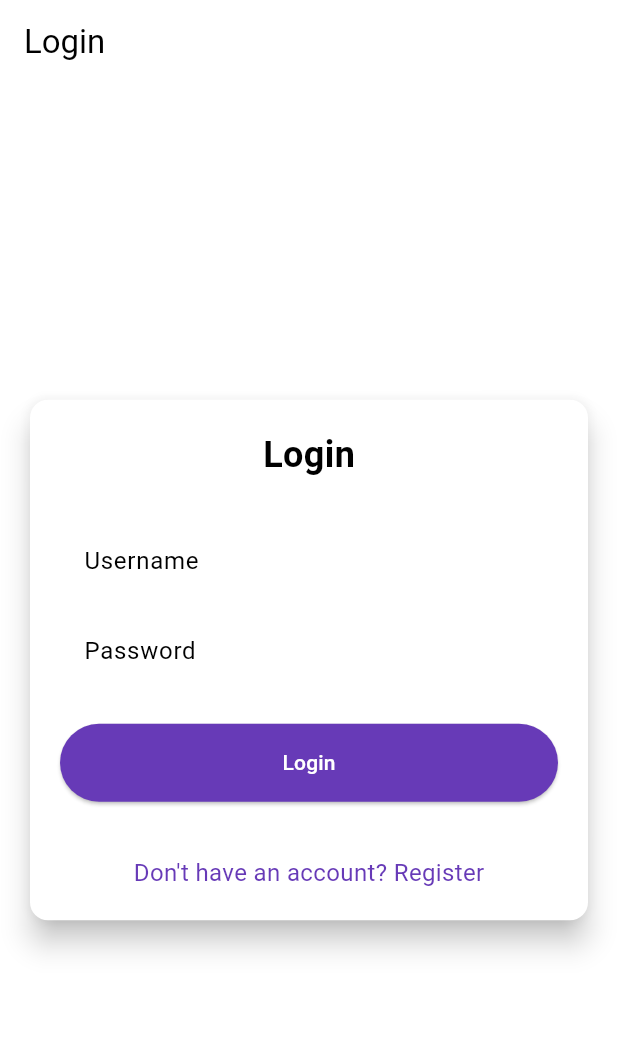
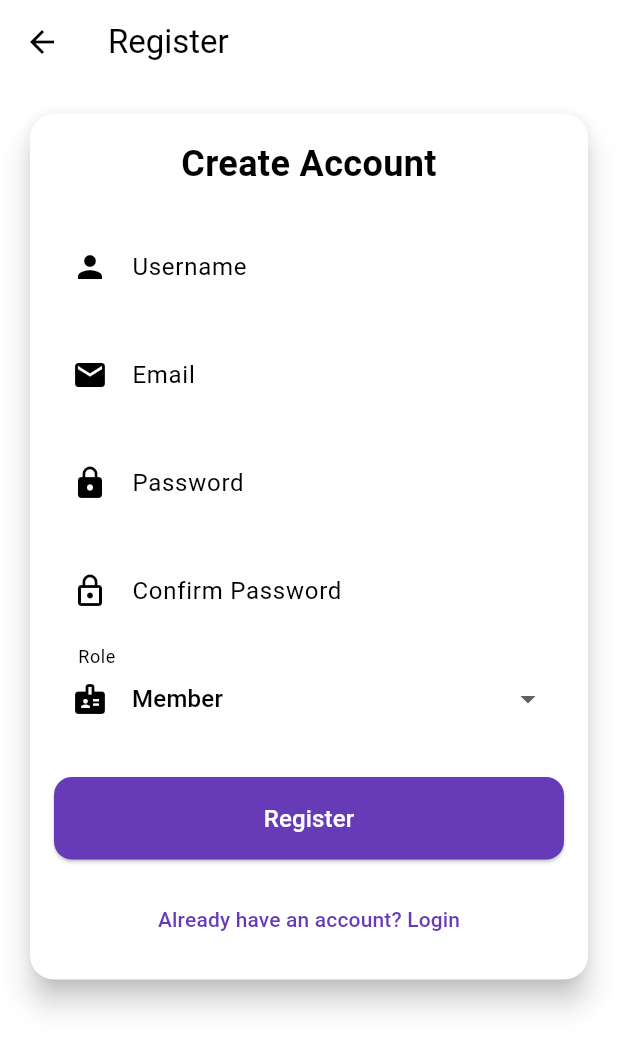
Before and after one commit to bang-bingung-bang/BiteTracker-Mobile, a Flutter app: the screen it shows after launch, after a tap on an icon or button, on a phone screen of 412 x 824 dp. Shown: the top 1050 px of the screen. Run offline on Flutter 3.47's test engine with Material 3 defaults, Android fonts, the phone set to English and light mode, and no system bars; our stand-ins replace google_fonts; missing offline and left inert: pbp_django_auth.

Commit message:
Menyelesaikan register.dart

```diff
--- a/lib/feature/authentication/pages/login.dart
+++ b/lib/feature/authentication/pages/login.dart
@@ -161,11 +161,11 @@ class _LoginPageState extends State<LoginPage> {
                   const SizedBox(height: 36.0),
                   GestureDetector(
                     onTap: () {
-                      // Navigator.push(
-                      //   context,
-                      //   MaterialPageRoute(
-                      //       builder: (context) => const RegisterPage()),
-                      // );
+                      Navigator.push(
+                        context,
+                        MaterialPageRoute(
+                            builder: (context) => const RegisterPage()),
+                      );
                     },
                     child: Text(
                       'Don\'t have an account? Register',
--- /dev/null
+++ b/lib/feature/authentication/pages/register.dart
@@ -0,0 +1,283 @@
+// lib/feature/authentication/pages/register.dart
+
+import 'package:flutter/material.dart';
+import 'package:pbp_django_auth/pbp_django_auth.dart';
+import 'package:provider/provider.dart';
+import 'package:bite_tracker_mobile/feature/authentication/pages/login.dart';
+
+class RegisterPage extends StatefulWidget {
+  const RegisterPage({super.key});
+
+  @override
+  State<RegisterPage> createState() => _RegisterPageState();
+}
+
+class _RegisterPageState extends State<RegisterPage> {
+  // Sama seperti sebelumnya sampai build
+  final _formKey = GlobalKey<FormState>();
+  final _usernameController = TextEditingController();
+  final _emailController = TextEditingController();
+  final _passwordController = TextEditingController();
+  final _confirmPasswordController = TextEditingController();
+  String _selectedRole = 'member';
+  bool _isSubmitting = false;
+
+  @override
+  Widget build(BuildContext context) {
+    final request = context.watch<CookieRequest>();
+
+    return Scaffold(
+      appBar: AppBar(
+        title: const Text('Register'),
+        leading: IconButton(
+          icon: const Icon(Icons.arrow_back),
+          onPressed: () => Navigator.pop(context),
+        ),
+      ),
+      body: SingleChildScrollView(
+        child: Padding(
+          padding: const EdgeInsets.all(16.0),
+          child: Form(
+            key: _formKey,
+            child: Card(
+              elevation: 8.0,
+              shape: RoundedRectangleBorder(
+                borderRadius: BorderRadius.circular(16.0),
+              ),
+              child: Padding(
+                padding: const EdgeInsets.all(16.0),
+                child: Column(
+                  crossAxisAlignment: CrossAxisAlignment.stretch,
+                  children: [
+                    const Text(
+                      'Create Account',
+                      style: TextStyle(
+                        fontSize: 24,
+                        fontWeight: FontWeight.bold,
+                      ),
+                      textAlign: TextAlign.center,
+                    ),
+                    const SizedBox(height: 24),
+                    // Form fields sama seperti sebelumnya
+                    TextFormField(
+                      controller: _usernameController,
+                      decoration: InputDecoration(
+                        labelText: 'Username',
+                        prefixIcon: const Icon(Icons.person),
+                        border: OutlineInputBorder(
+                          borderRadius: BorderRadius.circular(12),
+                        ),
+                      ),
+                      validator: (value) {
+                        if (value == null || value.isEmpty) {
+                          return 'Please enter a username';
+                        }
+                        return null;
+                      },
+                    ),
+                    const SizedBox(height: 16),
+                    TextFormField(
+                      controller: _emailController,
+                      decoration: InputDecoration(
+                        labelText: 'Email',
+                        prefixIcon: const Icon(Icons.email),
+                        border: OutlineInputBorder(
+                          borderRadius: BorderRadius.circular(12),
+                        ),
+                      ),
+                      validator: (value) {
+                        if (value == null || value.isEmpty) {
+                          return 'Please enter an email';
+                        }
+                        if (!value.contains('@')) {
+                          return 'Please enter a valid email';
+                        }
+                        return null;
+                      },
+                    ),
+                    const SizedBox(height: 16),
+                    TextFormField(
+                      controller: _passwordController,
+                      decoration: InputDecoration(
+                        labelText: 'Password',
+                        prefixIcon: const Icon(Icons.lock),
+                        border: OutlineInputBorder(
+                          borderRadius: BorderRadius.circular(12),
+                        ),
+                      ),
+                      obscureText: true,
+                      validator: (value) {
+                        if (value == null || value.isEmpty) {
+                          return 'Please enter a password';
+                        }
+                        if (value.length < 8) {
+                          return 'Password must be at least 8 characters';
+                        }
+                        return null;
+                      },
+                    ),
+                    const SizedBox(height: 16),
+                    TextFormField(
+                      controller: _confirmPasswordController,
+                      decoration: InputDecoration(
+                        labelText: 'Confirm Password',
+                        prefixIcon: const Icon(Icons.lock_outline),
+                        border: OutlineInputBorder(
+                          borderRadius: BorderRadius.circular(12),
+                        ),
+                      ),
+                      obscureText: true,
+                      validator: (value) {
+                        if (value == null || value.isEmpty) {
+                          return 'Please confirm your password';
+                        }
+                        if (value != _passwordController.text) {
+                          return 'Passwords do not match';
+                        }
+                        return null;
+                      },
+                    ),
+                    const SizedBox(height: 16),
+                    DropdownButtonFormField<String>(
+                      value: _selectedRole,
+                      decoration: InputDecoration(
+                        labelText: 'Role',
+                        prefixIcon: const Icon(Icons.badge),
+                        border: OutlineInputBorder(
+                          borderRadius: BorderRadius.circular(12),
+                        ),
+                      ),
+                      items: const [
+                        DropdownMenuItem(
+                          value: 'member',
+                          child: Text('Member'),
+                        ),
+                        DropdownMenuItem(
+                          value: 'admin',
+                          child: Text('Admin'),
+                        ),
+                      ],
+                      onChanged: (String? value) {
+                        if (value != null) {
+                          setState(() {
+                            _selectedRole = value;
+                          });
+                        }
+                      },
+                    ),
+                    const SizedBox(height: 24),
+                    ElevatedButton(
+                      onPressed: _isSubmitting
+                        ? null
+                        : () async {
+                            if (_formKey.currentState!.validate()) {
+                              setState(() {
+                                _isSubmitting = true;
+                              });
+
+                              try {
+                                // Perubahan di sini: menggunakan request.post
+                                final response = await request.post(
+                                  'http://127.0.0.1:8000/auth/register/',
+                                  {
+                                    'username': _usernameController.text,
+                                    'email': _emailController.text,
+                                    'password1': _passwordController.text,
+                                    'password2': _confirmPasswordController.text,
+                                    'role': _selectedRole,
+                                  },
+                                );
+
+                                if (!context.mounted) return;
+
+                                if (response['status'] == true) {
+                                  ScaffoldMessenger.of(context)
+                                    ..hideCurrentSnackBar()
+                                    ..showSnackBar(
+                                      SnackBar(
+                                        content: Text(response['message']),
+                                        backgroundColor: Colors.green,
+                                      ),
+                                    );
+
+                                  Navigator.pushReplacement(
+                                    context,
+                                    MaterialPageRoute(builder: (context) => const LoginPage()),
+                                  );
+                                } else {
+                                  ScaffoldMessenger.of(context)
+                                    ..hideCurrentSnackBar()
+                                    ..showSnackBar(
+                                      SnackBar(
+                                        content: Text(response['message'] ?? 'Registration failed'),
+                                        backgroundColor: Colors.red,
+                                      ),
+                                    );
+                                }
+                              } catch (e) {
+                                ScaffoldMessenger.of(context)
+                                  ..hideCurrentSnackBar()
+                                  ..showSnackBar(
+                                    SnackBar(
+                                      content: Text('Error: $e'),
+                                      backgroundColor: Colors.red,
+                                    ),
+                                  );
+                              } finally {
+                                if (mounted) {
+                                  setState(() {
+                                    _isSubmitting = false;
+                                  });
+                                }
+                              }
+                            }
+                          },
+                      style: ElevatedButton.styleFrom(
+                        foregroundColor: Colors.white,
+                        backgroundColor: Theme.of(context).colorScheme.primary,
+                        padding: const EdgeInsets.symmetric(vertical: 16),
+                        shape: RoundedRectangleBorder(
+                          borderRadius: BorderRadius.circular(12),
+                        ),
+                      ),
+                      child: _isSubmitting
+                          ? const SizedBox(
+                              width: 20,
+                              height: 20,
+                              child: CircularProgressIndicator(
+                                color: Colors.white,
+                                strokeWidth: 2,
+                              ),
+                            )
+                          : const Text(
+                              'Register',
+                              style: TextStyle(fontSize: 16),
+                            ),
+                    ),
+                    const SizedBox(height: 16),
+                    TextButton(
+                      onPressed: () => Navigator.pushReplacement(
+                        context,
+                        MaterialPageRoute(builder: (context) => const LoginPage()),
+                      ),
+                      child: const Text('Already have an account? Login'),
+                    ),
+                  ],
+                ),
+              ),
+            ),
+          ),
+        ),
+      ),
+    );
+  }
+
+  @override
+  void dispose() {
+    _usernameController.dispose();
+    _emailController.dispose();
+    _passwordController.dispose();
+    _confirmPasswordController.dispose();
+    super.dispose();
+  }
+}
```
